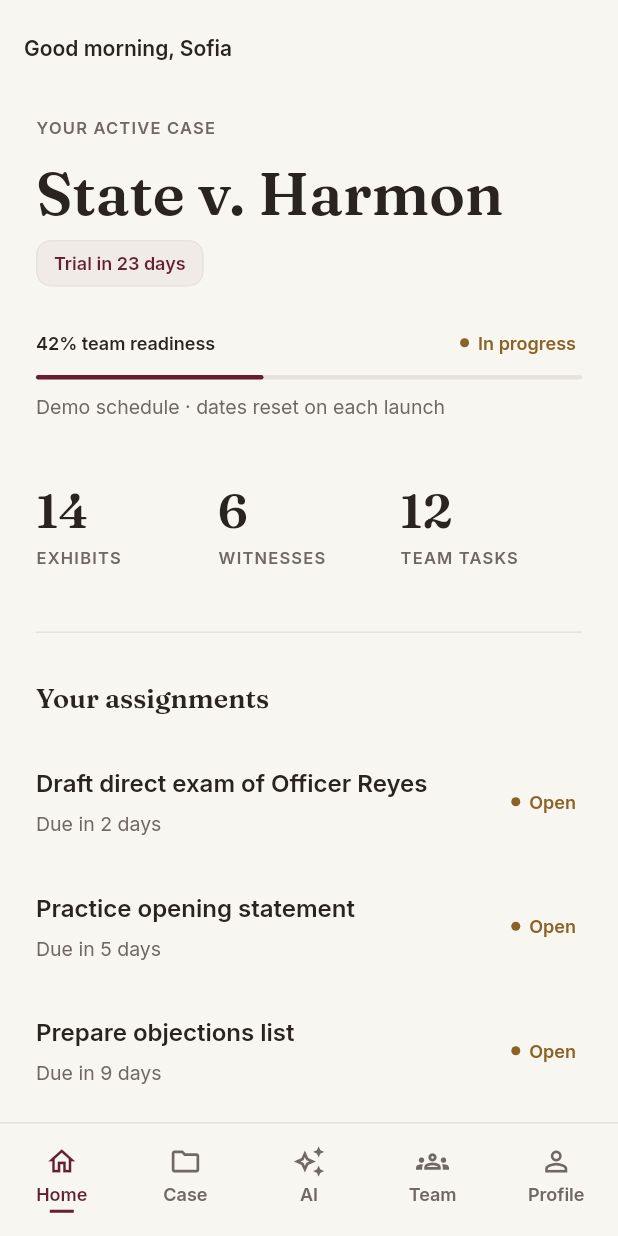
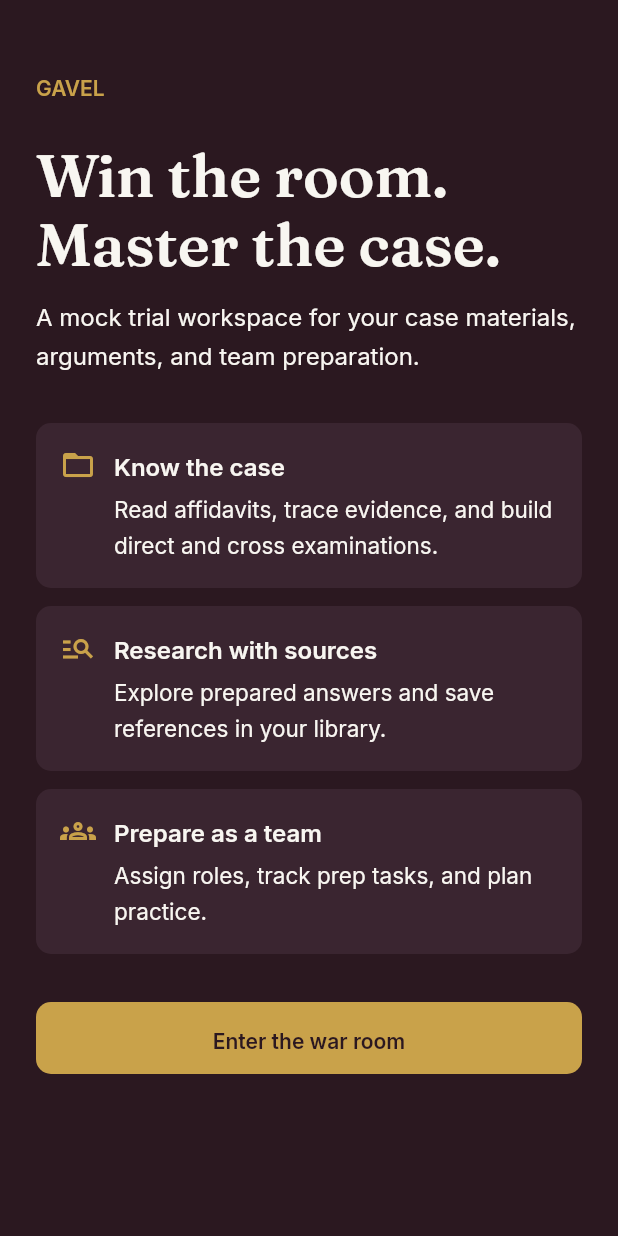
Before and after one commit to manicpixeldream/sturdy-octo-disco, a Flutter app: the screen it shows after launch, on a phone screen of 412 x 824 dp. Run offline on Flutter 3.47's test engine with Material 3 defaults, Android fonts, the phone set to English and light mode, and no system bars; our stand-ins replace cupertino_ui, go_router, material_ui, web.

Commit message:
Implement v0.11 Welcome and onboarding

```diff
--- a/lib/app.dart
+++ b/lib/app.dart
@@ -33,6 +33,7 @@ import 'data/repositories/case_repository.dart';
 import 'data/repositories/task_repository.dart';
 import 'data/repositories/team_repository.dart';
 import 'state/case_controller.dart';
+import 'features/onboarding/onboarding.dart';
 import 'state/session_controller.dart';
 import 'state/task_controller.dart';
 import 'state/team_controller.dart';
@@ -42,6 +43,7 @@ class GavelApp extends StatefulWidget {
   const GavelApp({
     super.key,
     this.initialLocation = Routes.home,
+    this.onboarding,
     this.clock,
     this.seed,
     this.caseRepository,
@@ -57,6 +59,7 @@ class GavelApp extends StatefulWidget {
   });
 
   final String initialLocation;
+  final Onboarding? onboarding;
   final Clock? clock;
   final SeedData? seed;
   final CaseRepository? caseRepository;
@@ -77,6 +80,7 @@ class GavelApp extends StatefulWidget {
 class _GavelAppState extends State<GavelApp> {
   late final GoRouter _router = createAppRouter(
     initialLocation: widget.initialLocation,
+    onboarding: widget.onboarding,
   );
   late final ThemeController _theme = ThemeController();
   late final SessionController _session;
--- a/lib/core/router/app_router.dart
+++ b/lib/core/router/app_router.dart
@@ -12,6 +12,8 @@ import '../../features/case_file/case_page.dart';
 import '../../features/case_file/affidavit_page.dart';
 import '../../features/gallery/gallery_page.dart';
 import '../../features/home/home_page.dart';
+import '../../features/onboarding/onboarding.dart';
+import '../../features/onboarding/welcome_page.dart';
 import '../../features/me/me_page.dart';
 import '../../features/research/research_page.dart';
 import '../../features/research/source_detail_page.dart';
@@ -19,10 +21,29 @@ import '../../features/team/team_page.dart';
 import '../widgets/app_shell.dart';
 import 'routes.dart';
 
-GoRouter createAppRouter({String initialLocation = Routes.home}) {
+GoRouter createAppRouter({
+  String initialLocation = Routes.home,
+  Onboarding? onboarding,
+}) {
   return GoRouter(
     initialLocation: initialLocation,
+    redirect: (context, state) {
+      final onWelcome = state.uri.path == Routes.welcome;
+      if (onboarding?.isComplete == false) {
+        return onWelcome ? null : Routes.welcome;
+      }
+      return onWelcome ? Routes.home : null;
+    },
     routes: [
+      GoRoute(
+        path: Routes.welcome,
+        builder: (context, state) => WelcomePage(
+          onEnter: () {
+            onboarding?.complete();
+            context.go(Routes.home);
+          },
+        ),
+      ),
       StatefulShellRoute.indexedStack(
         builder: (context, state, navigationShell) =>
             AppShell(navigationShell: navigationShell),
--- a/lib/core/router/routes.dart
+++ b/lib/core/router/routes.dart
@@ -1,4 +1,5 @@
 abstract final class Routes {
+  static const String welcome = '/welcome';
   static const String home = '/home';
   static const String caseFile = '/case';
   static const String research = '/research';
--- /dev/null
+++ b/lib/features/onboarding/onboarding.dart
@@ -0,0 +1,15 @@
+import 'onboarding_storage.dart'
+    if (dart.library.js_interop) 'onboarding_storage_web.dart'
+    as storage;
+
+class Onboarding {
+  Onboarding() : _isComplete = storage.readCompletion();
+
+  bool _isComplete;
+  bool get isComplete => _isComplete;
+
+  void complete() {
+    _isComplete = true;
+    storage.writeCompletion();
+  }
+}
--- /dev/null
+++ b/lib/features/onboarding/onboarding_storage.dart
@@ -0,0 +1,5 @@
+bool _isComplete = false;
+
+bool readCompletion() => _isComplete;
+
+void writeCompletion() => _isComplete = true;
--- /dev/null
+++ b/lib/features/onboarding/onboarding_storage_web.dart
@@ -0,0 +1,19 @@
+import 'package:web/web.dart' as web;
+
+const _completionKey = 'gavel.onboarding.complete';
+
+bool readCompletion() {
+  try {
+    return web.window.localStorage.getItem(_completionKey) == 'true';
+  } catch (_) {
+    return false;
+  }
+}
+
+void writeCompletion() {
+  try {
+    web.window.localStorage.setItem(_completionKey, 'true');
+  } catch (_) {
+    // Onboarding still completes for this session if browser storage is blocked.
+  }
+}
--- /dev/null
+++ b/lib/features/onboarding/welcome_page.dart
@@ -0,0 +1,92 @@
+import 'package:material_ui/material_ui.dart';
+
+import '../../core/theme/gavel_theme.dart';
+import '../../core/theme/spacing.dart';
+import 'widgets/feature_card.dart';
+
+class WelcomePage extends StatelessWidget {
+  const WelcomePage({super.key, required this.onEnter});
+
+  final VoidCallback onEnter;
+
+  @override
+  Widget build(BuildContext context) => Theme(
+    data: GavelTheme.dark(),
+    child: Builder(
+      builder: (context) {
+        final theme = Theme.of(context);
+        final colors = theme.colorScheme;
+        final text = theme.textTheme;
+        return Scaffold(
+          body: SafeArea(
+            child: SingleChildScrollView(
+              padding: const EdgeInsets.symmetric(
+                horizontal: Spacing.xl,
+                vertical: Spacing.xxxl,
+              ),
+              child: Center(
+                child: ConstrainedBox(
+                  constraints: const BoxConstraints(
+                    maxWidth: LayoutTokens.reading,
+                  ),
+                  child: Column(
+                    crossAxisAlignment: CrossAxisAlignment.stretch,
+                    children: [
+                      Text(
+                        'GAVEL',
+                        style: text.labelLarge?.copyWith(
+                          color: colors.secondary,
+                        ),
+                      ),
+                      const SizedBox(height: Spacing.xl),
+                      Semantics(
+                        header: true,
+                        child: Text(
+                          'Win the room. Master the case.',
+                          style: text.displayMedium,
+                        ),
+                      ),
+                      const SizedBox(height: Spacing.md),
+                      Text(
+                        'A mock trial workspace for your case materials, arguments, and team preparation.',
+                        style: text.bodyLarge,
+                      ),
+                      const SizedBox(height: Spacing.xxl),
+                      const FeatureCard(
+                        icon: Icons.folder_open_outlined,
+                        title: 'Know the case',
+                        description: 'Read affidavits, trace evidence, and build direct and cross examinations.',
+                      ),
+                      const SizedBox(height: Spacing.md),
+                      const FeatureCard(
+                        icon: Icons.manage_search,
+                        title: 'Research with sources',
+                        description: 'Explore prepared answers and save references in your library.',
+                      ),
+                      const SizedBox(height: Spacing.md),
+                      const FeatureCard(
+                        icon: Icons.groups_outlined,
+                        title: 'Prepare as a team',
+                        description: 'Assign roles, track prep tasks, and plan practice.',
+                      ),
+                      const SizedBox(height: Spacing.xxl),
+                      FilledButton(
+                        key: const ValueKey('welcome_enter'),
+                        style: FilledButton.styleFrom(
+                          backgroundColor: colors.secondary,
+                          foregroundColor: colors.onSecondary,
+                        ),
+                        onPressed: onEnter,
+                        child: const Text('Enter the war room'),
+                      ),
+                    ],
+                  ),
+                ),
+              ),
+            ),
+          ),
+        );
+      },
+    ),
+  );
+}
--- /dev/null
+++ b/lib/features/onboarding/widgets/feature_card.dart
@@ -0,0 +1,42 @@
+import 'package:material_ui/material_ui.dart';
+
+import '../../../core/theme/spacing.dart';
+import '../../../core/widgets/gavel_card.dart';
+
+class FeatureCard extends StatelessWidget {
+  const FeatureCard({
+    super.key,
+    required this.icon,
+    required this.title,
+    required this.description,
+  });
+
+  final IconData icon;
+  final String title;
+  final String description;
+
+  @override
+  Widget build(BuildContext context) {
+    final theme = Theme.of(context);
+    return GavelCard(
+      color: theme.colorScheme.surface,
+      child: Row(
+        crossAxisAlignment: CrossAxisAlignment.start,
+        children: [
+          Icon(icon, color: theme.colorScheme.secondary),
+          const SizedBox(width: Spacing.md),
+          Expanded(
+            child: Column(
+              crossAxisAlignment: CrossAxisAlignment.start,
+              children: [
+                Text(title, style: theme.textTheme.titleMedium),
+                const SizedBox(height: Spacing.xs),
+                Text(description, style: theme.textTheme.bodyMedium),
+              ],
+            ),
+          ),
+        ],
+      ),
+    );
+  }
+}
--- a/lib/main.dart
+++ b/lib/main.dart
@@ -1,7 +1,8 @@
 import 'package:flutter/widgets.dart';
 
 import 'app.dart';
+import 'features/onboarding/onboarding.dart';
 
 void main() {
-  runApp(const GavelApp());
+  runApp(GavelApp(onboarding: Onboarding()));
 }
--- a/pubspec.yaml
+++ b/pubspec.yaml
@@ -2,7 +2,7 @@ name: gavel
 description: "Gavel: AI-assisted mock trial preparation for student competitors."
 publish_to: 'none'
 
-version: 0.10.0+10
+version: 0.11.0+11
 
 environment:
   sdk: ^3.13.2
@@ -20,6 +20,7 @@ dependencies:
   go_router: ^18.0.2
   provider: ^6.1.5+1
   intl: ^0.20.3
+  web: ^1.1.1
 
 dev_dependencies:
   flutter_test:
```
Also changed, not shown: pubspec.lock, 2 other files.
